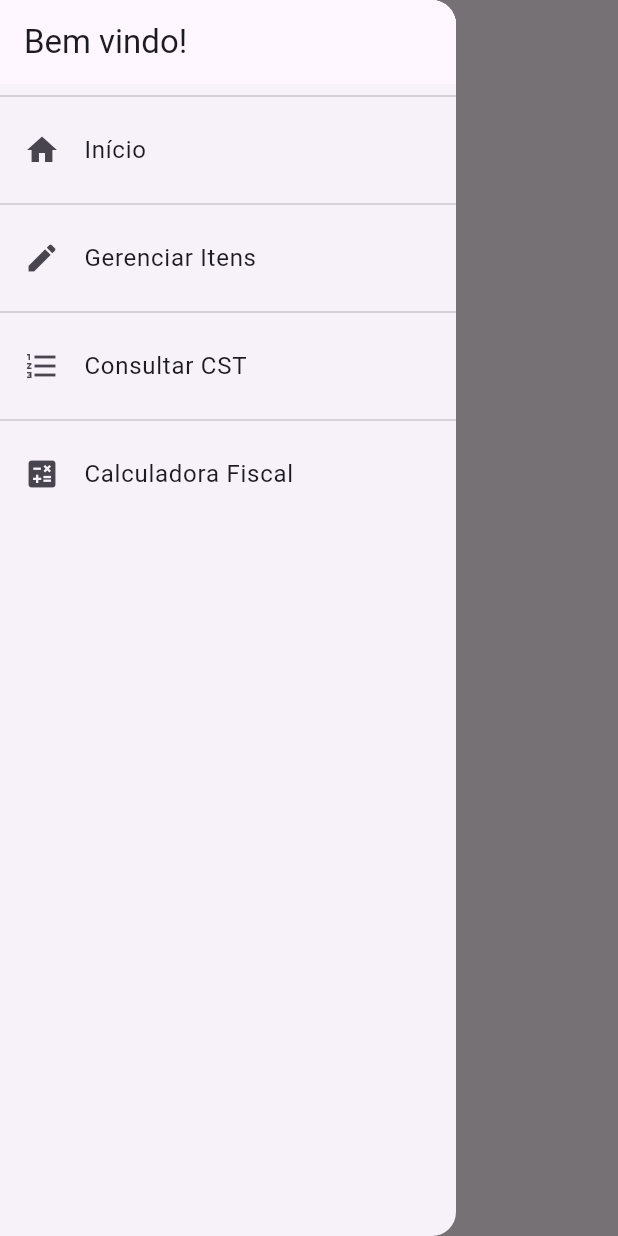
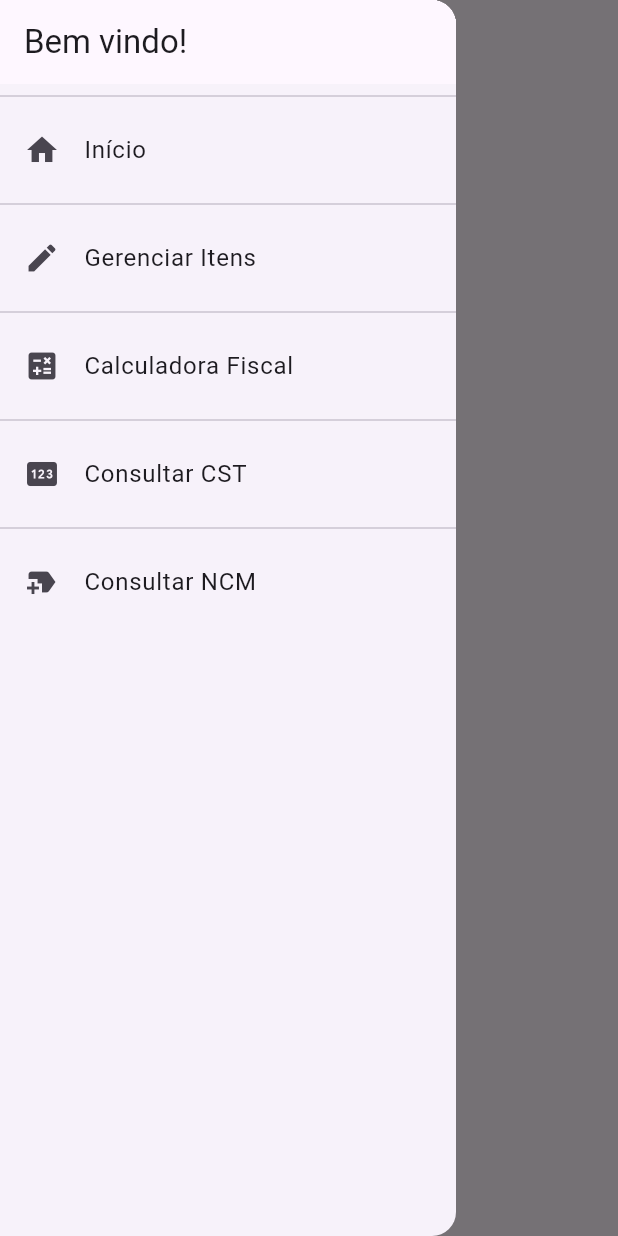
Before and after one commit to oJaciel/Tax-Keeper-App, a Flutter app: the screen it shows after launch, with the side drawer open, on a phone screen of 412 x 824 dp. Run offline on Flutter 3.47's test engine with Material 3 defaults, Android fonts, the phone set to English and light mode, and no system bars; our stand-ins replace flutter_multi_formatter, mask_text_input_formatter; network calls fail.

Commit message:
Criação da Tela de NCM
Criada a tela que irá buscar as informações de NCM na aplicação.

Cadastradas rotas e tela no Drawer.

```diff
--- a/lib/components/app_drawer.dart
+++ b/lib/components/app_drawer.dart
@@ -28,7 +28,17 @@ class AppDrawer extends StatelessWidget {
           ),
           Divider(),
           ListTile(
-            leading: Icon(Icons.format_list_numbered),
+            leading: Icon(Icons.calculate),
+            title: Text('Calculadora Fiscal'),
+            onTap: () {
+              Navigator.of(
+                context,
+              ).pushReplacementNamed(AppRoutes.TAX_CALCULATOR);
+            },
+          ),
+          Divider(),
+          ListTile(
+            leading: Icon(Icons.pin),
             title: Text('Consultar CST'),
             onTap: () {
               Navigator.of(context).pushReplacementNamed(AppRoutes.CST);
@@ -36,10 +46,10 @@ class AppDrawer extends StatelessWidget {
           ),
           Divider(),
           ListTile(
-            leading: Icon(Icons.calculate),
-            title: Text('Calculadora Fiscal'),
+            leading: Icon(Icons.new_label),
+            title: Text('Consultar NCM'),
             onTap: () {
-              Navigator.of(context).pushReplacementNamed(AppRoutes.TAX_CALCULATOR);
+              Navigator.of(context).pushReplacementNamed(AppRoutes.NCM);
             },
           ),
         ],
--- a/lib/main.dart
+++ b/lib/main.dart
@@ -6,6 +6,7 @@ import 'package:tax_keeper/screens/item_detail_screen.dart';
 import 'package:tax_keeper/screens/item_form_screen.dart';
 import 'package:tax_keeper/screens/items_overview_screen.dart';
 import 'package:tax_keeper/screens/items_screen.dart';
+import 'package:tax_keeper/screens/ncm_screen.dart';
 import 'package:tax_keeper/screens/tax_calculator_screen.dart';
 import 'package:tax_keeper/utils/app_routes.dart';
 
@@ -19,9 +20,7 @@ class MyApp extends StatelessWidget {
   @override
   Widget build(BuildContext context) {
     return MultiProvider(
-      providers: [
-        ChangeNotifierProvider(create: (_) => ItemsProvider())
-      ],
+      providers: [ChangeNotifierProvider(create: (_) => ItemsProvider())],
       child: MaterialApp(
         debugShowCheckedModeBanner: false,
         title: 'Tax Keeper',
@@ -32,9 +31,8 @@ class MyApp extends StatelessWidget {
           AppRoutes.ITEM_FORM: (ctx) => ItemFormScreen(),
           AppRoutes.CST: (ctx) => CstScreen(),
           AppRoutes.TAX_CALCULATOR: (ctx) => TaxCalculatorScreen(),
-        }
-
-        ,
+          AppRoutes.NCM: (ctx) => NcmScreen(),
+        },
       ),
     );
   }
--- a/lib/utils/app_routes.dart
+++ b/lib/utils/app_routes.dart
@@ -5,4 +5,5 @@ class AppRoutes {
   static const ITEM_FORM = '/item-form';
   static const CST = '/cst';
   static const TAX_CALCULATOR = '/calculator';
+  static const NCM = '/ncm';
 }
```
Also changed, not shown: lib/screens/ncm_screen.dart (added, +21 -0 lines).
